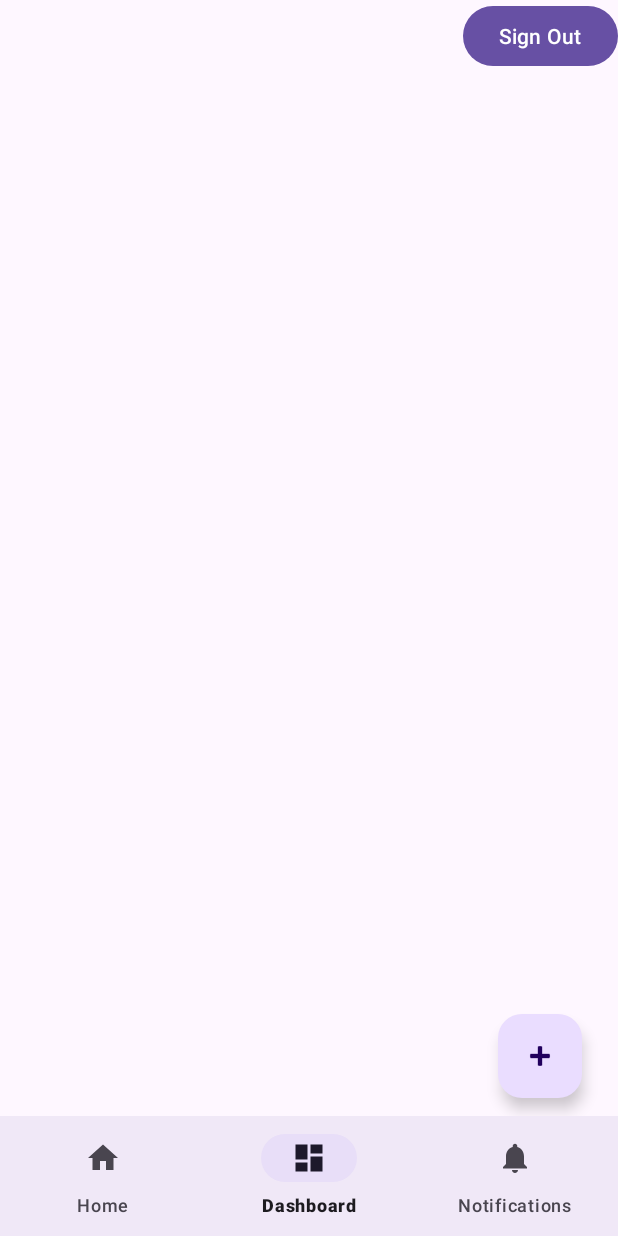
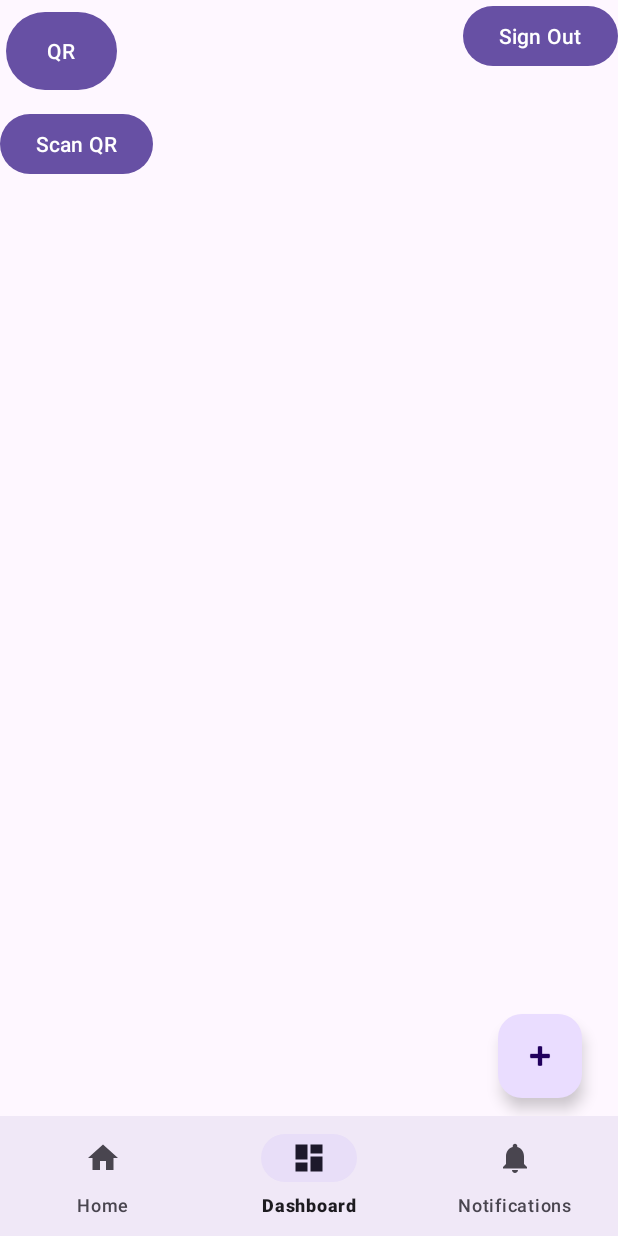
Before and after one commit to Gor397/TransformingParking, an Android app: the screen it shows after launch once a user with an empty profile is signed in (MapActivity), item 2 of the bottom bar chosen, on a phone screen of 412 x 824 dp. Run offline under Robolectric (Android 15) with nearby library versions, the phone set to English and light mode, and no system bars; our stand-ins replace Firebase (no records; nobody signed in at launch, a user with empty details on screens opened directly), navigation-ui.

Commit message:
added initial qr code functionality

```diff
--- a/app/build.gradle.kts
+++ b/app/build.gradle.kts
@@ -62,4 +62,7 @@ dependencies {
     implementation("com.squareup.picasso:picasso:2.71828")
     implementation("com.github.bumptech.glide:glide:4.12.0")
     annotationProcessor("com.github.bumptech.glide:compiler:4.12.0")
+    implementation("com.google.zxing:core:3.4.1")
+    implementation("com.journeyapps:zxing-android-embedded:4.2.0")
+
 }
--- a/app/src/main/java/com/example/transformingparking/MapActivity.java
+++ b/app/src/main/java/com/example/transformingparking/MapActivity.java
@@ -1,6 +1,7 @@
 package com.example.transformingparking;
 
 import android.content.Intent;
+import android.content.res.Configuration;
 import android.os.Bundle;
 import android.view.View;
 import android.widget.Button;
@@ -18,6 +19,7 @@ import com.google.android.gms.maps.model.MarkerOptions;
 import com.google.android.material.bottomnavigation.BottomNavigationView;
 
 import androidx.annotation.NonNull;
+import androidx.annotation.Nullable;
 import androidx.appcompat.app.AppCompatActivity;
 import androidx.navigation.NavController;
 import androidx.navigation.Navigation;
@@ -28,11 +30,17 @@ import com.example.transformingparking.databinding.ActivityMapBinding;
 import com.google.firebase.auth.FirebaseAuth;
 import com.google.firebase.auth.FirebaseUser;
 import com.google.firebase.database.FirebaseDatabase;
+import com.google.zxing.integration.android.IntentIntegrator;
+import com.google.zxing.integration.android.IntentResult;
 
 import java.util.concurrent.Executor;
+
 public class MapActivity extends AppCompatActivity {
 
     private ActivityMapBinding binding;
+    private Button signOutBtn;
+    private Button qrBtn;
+    private Button scanQrBtn;
     FirebaseAuth auth = FirebaseAuth.getInstance();
 
     @Override
@@ -50,7 +58,24 @@ public class MapActivity extends AppCompatActivity {
 //        NavigationUI.setupActionBarWithNavController(this, navController, appBarConfiguration);
         NavigationUI.setupWithNavController(binding.navView, navController);
 
-        Button signOutBtn = findViewById(R.id.sign_out_btn);
+        scanQrBtn = findViewById(R.id.scan_qr_btn);
+        scanQrBtn.setOnClickListener(new View.OnClickListener() {
+            @Override
+            public void onClick(View v) {
+                startQRCodeScanner();
+            }
+        });
+
+        qrBtn = findViewById(R.id.qr_btn);
+        qrBtn.setOnClickListener(new View.OnClickListener() {
+            @Override
+            public void onClick(View v) {
+                Intent intent = new Intent(MapActivity.this, MyTicket.class);
+                startActivity(intent);
+            }
+        });
+
+        signOutBtn = findViewById(R.id.sign_out_btn);
         signOutBtn.setOnClickListener(new View.OnClickListener() {
             @Override
             public void onClick(View v) {
@@ -80,6 +105,37 @@ public class MapActivity extends AppCompatActivity {
         }
     }
 
+    private void startQRCodeScanner() {
+        IntentIntegrator integrator = new IntentIntegrator(this);
+        integrator.setOrientationLocked(false);
+        integrator.initiateScan();
+    }
+
+    @Override
+    protected void onActivityResult(int requestCode, int resultCode, @Nullable Intent data) {
+        super.onActivityResult(requestCode, resultCode, data);
+
+        IntentResult result = IntentIntegrator.parseActivityResult(requestCode, resultCode, data);
+        if (result != null) {
+            if (result.getContents() == null) {
+                Toast.makeText(this, "Cancelled", Toast.LENGTH_SHORT).show();
+            } else {
+                // Handle scanned QR code data
+                String scannedData = result.getContents();
+                Toast.makeText(this, "Scanned: " + scannedData, Toast.LENGTH_SHORT).show();
+            }
+        } else {
+            super.onActivityResult(requestCode, resultCode, data);
+        }
+    }
+
+    @Override
+    public void onConfigurationChanged(Configuration newConfig) {
+        super.onConfigurationChanged(newConfig);
+        // Handle configuration changes here
+    }
+
+
     @Override
     protected void onResume() {
         super.onResume();
--- a/app/src/main/res/layout/activity_map.xml
+++ b/app/src/main/res/layout/activity_map.xml
@@ -1,6 +1,7 @@
 <?xml version="1.0" encoding="utf-8"?>
 <androidx.constraintlayout.widget.ConstraintLayout xmlns:android="http://schemas.android.com/apk/res/android"
     xmlns:app="http://schemas.android.com/apk/res-auto"
+    xmlns:tools="http://schemas.android.com/tools"
     android:id="@+id/container"
     android:layout_width="match_parent"
     android:layout_height="match_parent">
@@ -37,4 +38,23 @@
         app:layout_constraintEnd_toEndOf="parent"
         app:layout_constraintTop_toTopOf="parent" />
 
+    <Button
+        android:id="@+id/qr_btn"
+        android:layout_width="74dp"
+        android:layout_height="60dp"
+        android:layout_marginStart="4dp"
+        android:layout_marginTop="4dp"
+        android:text="QR"
+        app:layout_constraintStart_toStartOf="parent"
+        app:layout_constraintTop_toTopOf="parent" />
+
+    <Button
+        android:id="@+id/scan_qr_btn"
+        android:layout_width="wrap_content"
+        android:layout_height="wrap_content"
+        android:layout_marginTop="8dp"
+        android:text="Scan QR"
+        app:layout_constraintStart_toStartOf="parent"
+        app:layout_constraintTop_toBottomOf="@+id/qr_btn" />
+
 </androidx.constraintlayout.widget.ConstraintLayout>
```
Also changed, not shown: app/src/main/AndroidManifest.xml (+6 -2 lines), app/src/main/java/com/example/transformingparking/MyTicket.java (added, +50 -0 lines), app/src/main/res/layout/activity_my_ticket.xml (added, +18 -0 lines).
